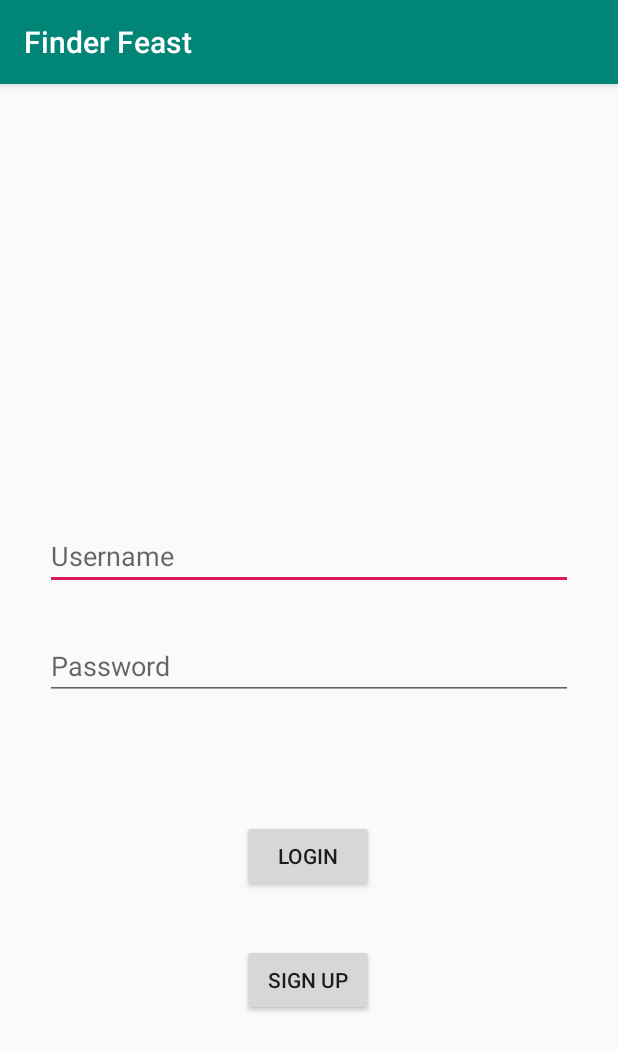
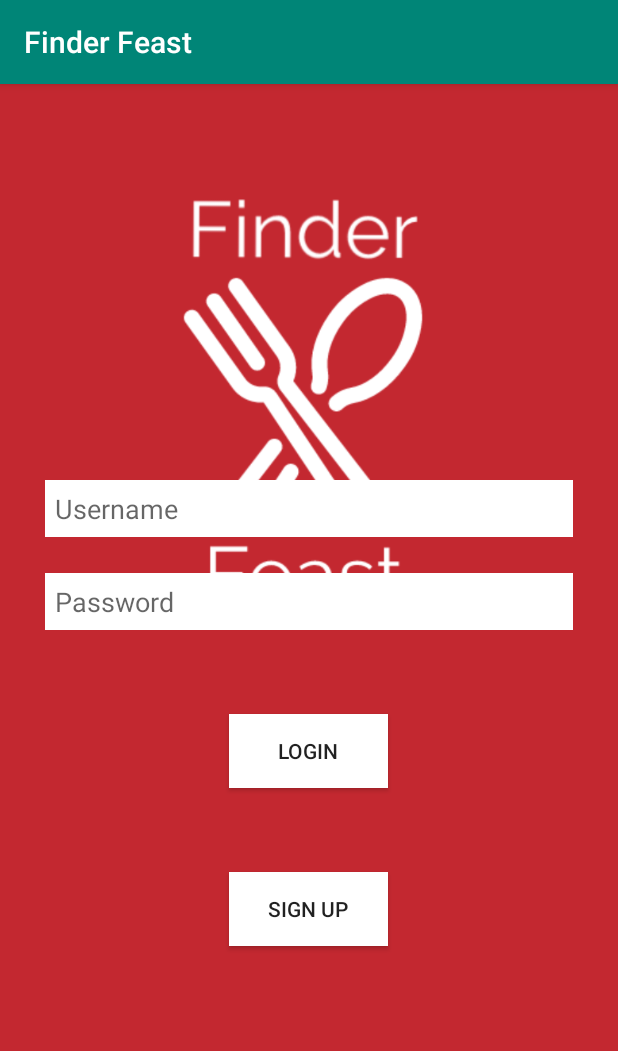
Before and after one commit to searjasub/FinderFeast, an Android app: the screen it shows after launch (LoginActivity), on a phone screen of 412 x 824 dp. Shown: the top 1051 px of the screen. Run offline under Robolectric (Android 15) with nearby library versions, the phone set to English and light mode, and no system bars; our stand-ins replace Firebase (no records; nobody signed in at launch, a user with empty details on screens opened directly).

Commit message:
Main Page Looks Pretty Pretty now! :)

```diff
--- a/app/src/main/java/lopez/s/finderfeast/LoginActivity.java
+++ b/app/src/main/java/lopez/s/finderfeast/LoginActivity.java
@@ -44,9 +44,7 @@ public class LoginActivity extends AppCompatActivity {
     }
 
     private void updateUI(FirebaseUser currentUser) {
-
         loginText.setText(currentUser.getEmail() + "signed in.");
-
     }
 
     @Override
--- a/app/src/main/res/layout/activity_login.xml
+++ b/app/src/main/res/layout/activity_login.xml
@@ -4,41 +4,57 @@
     xmlns:tools="http://schemas.android.com/tools"
     android:layout_width="match_parent"
     android:layout_height="match_parent"
+    android:background="#c32830"
     tools:context=".LoginActivity">
 
+    <ImageView
+        android:id="@+id/phone_icon"
+        android:layout_width="wrap_content"
+        android:layout_height="600px"
+        android:layout_gravity="center"
+        android:src="@drawable/finderfeastlogo"
+        app:layout_constraintTop_toTopOf="parent"
+        tools:layout_editor_absoluteX="0dp" />
+
     <EditText
+        android:background="#fff"
         android:id="@+id/username"
         android:layout_width="match_parent"
         android:layout_height="wrap_content"
         android:layout_marginLeft="30dp"
-        android:layout_marginTop="292dp"
+        android:layout_marginTop="264dp"
         android:layout_marginRight="30dp"
         android:hint="@string/username"
         android:inputType="text"
+        android:textColor="#000"
+        android:padding="10px"
         app:layout_constraintEnd_toEndOf="parent"
-        app:layout_constraintHorizontal_bias="0.733"
         app:layout_constraintStart_toStartOf="parent"
         app:layout_constraintTop_toTopOf="parent" />
 
     <EditText
+        android:background="#fff"
         android:id="@+id/password"
+        android:textColor="#000"
+        android:padding="10px"
         android:layout_width="match_parent"
         android:layout_height="wrap_content"
-        android:layout_marginTop="28dp"
         android:layout_marginLeft="30dp"
+        android:layout_marginTop="24dp"
         android:layout_marginRight="30dp"
+        android:hint="@string/password"
         android:inputType="textPassword"
-        android:hint="@string/password"
         app:layout_constraintEnd_toEndOf="parent"
-        app:layout_constraintHorizontal_bias="0.498"
+        app:layout_constraintHorizontal_bias="0.733"
         app:layout_constraintStart_toStartOf="parent"
         app:layout_constraintTop_toBottomOf="@+id/username" />
 
     <Button
         android:id="@+id/login"
-        android:layout_width="wrap_content"
-        android:layout_height="wrap_content"
-        android:layout_marginTop="80dp"
+        android:layout_width="106dp"
+        android:layout_height="49dp"
+        android:layout_marginTop="56dp"
+        android:background="#fff"
         android:onClick="login"
         android:text="@string/login"
         app:layout_constraintEnd_toEndOf="parent"
@@ -48,8 +64,9 @@
 
     <Button
         android:id="@+id/singup"
-        android:layout_width="wrap_content"
-        android:layout_height="wrap_content"
+        android:layout_width="106dp"
+        android:layout_height="49dp"
+        android:background="#fff"
         android:onClick="signUp"
         android:text="@string/sign_up"
         app:layout_constraintBottom_toBottomOf="parent"
@@ -57,15 +74,17 @@
         app:layout_constraintHorizontal_bias="0.498"
         app:layout_constraintStart_toStartOf="parent"
         app:layout_constraintTop_toBottomOf="@+id/login"
-        app:layout_constraintVertical_bias="0.193" />
+        app:layout_constraintVertical_bias="0.225" />
 
     <TextView
         android:id="@+id/login_info"
         android:layout_width="195dp"
         android:layout_height="32dp"
+        android:textColor="#ffffff"
         app:layout_constraintBottom_toTopOf="@+id/login"
         app:layout_constraintEnd_toEndOf="parent"
         app:layout_constraintStart_toStartOf="parent"
-        app:layout_constraintTop_toBottomOf="@+id/password" />
+        app:layout_constraintTop_toBottomOf="@+id/password"
+        app:layout_constraintVertical_bias="0.541" />
 
 </androidx.constraintlayout.widget.ConstraintLayout>
```
Also changed, not shown: app/src/main/res/drawable/finderfeastlogo.png (added).
